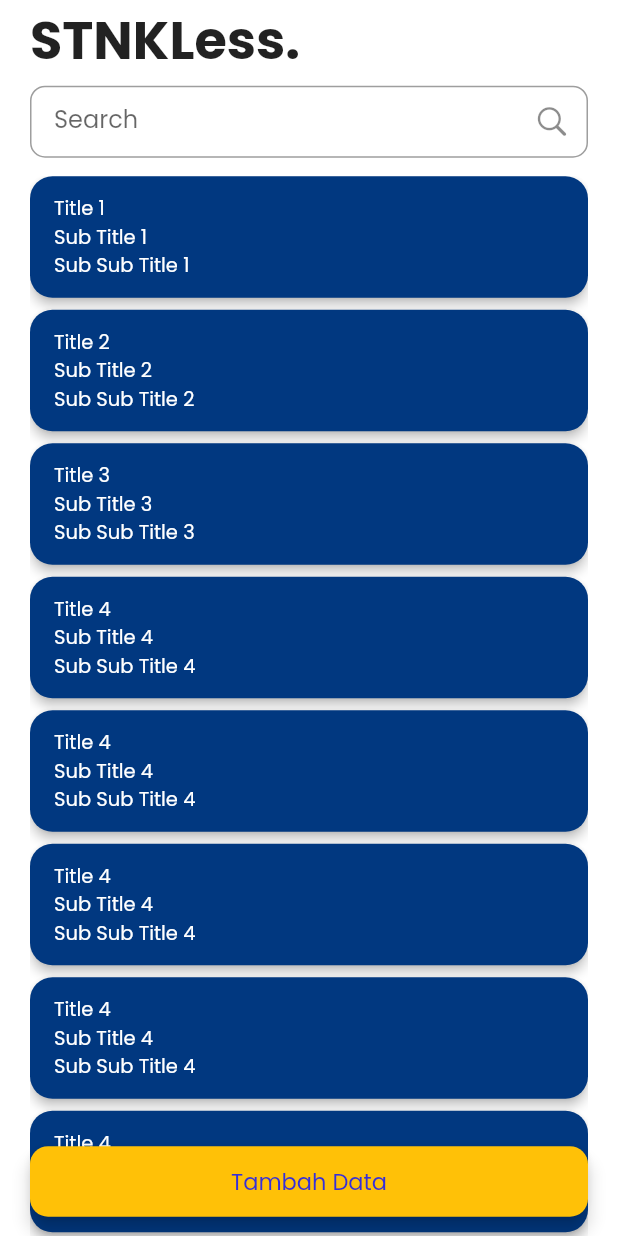
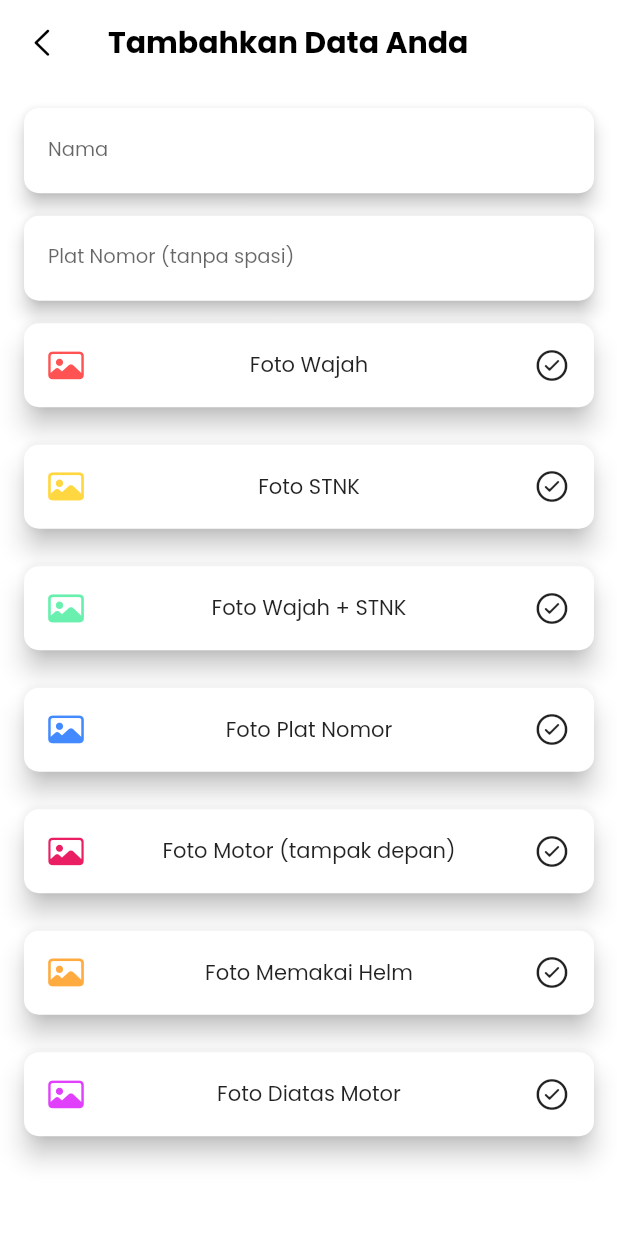
Before and after one commit to daudhiyaa/stnkless-app, a Flutter app: the HomePage screen opened directly, after a tap on "Tambah Data", on a phone screen of 412 x 824 dp. Run offline on Flutter 3.47's test engine with Material 2 defaults, Android fonts, the phone set to English and light mode, and no system bars; our stand-ins replace cloud_firestore, firebase_auth, firebase_core, firebase_storage, font_awesome_flutter, image_cropper and 1 more; accounts and stored records are empty; generated files the repository leaves out were written again.

Commit message:
feat: UI form add data

```diff
--- /dev/null
+++ b/lib/screens/user/form.dart
@@ -0,0 +1,298 @@
+import 'dart:io';
+
+import 'package:cloud_firestore/cloud_firestore.dart';
+import 'package:firebase_storage/firebase_storage.dart' as storage;
+import 'package:flutter/cupertino.dart';
+import 'package:flutter/material.dart';
+import 'package:image_cropper/image_cropper.dart';
+import 'package:image_picker/image_picker.dart';
+
+import 'package:stnkless/components/snackbar.dart';
+
+class FormPage extends StatefulWidget {
+  final String uid;
+  const FormPage({super.key, required this.uid});
+
+  @override
+  State<FormPage> createState() => _FormPageState();
+}
+
+class _FormPageState extends State<FormPage> {
+  final ImagePicker imagePicker = ImagePicker();
+  String imagePath = '';
+
+  List<Map<String, dynamic>> textFieldData = [
+    {
+      "controller": TextEditingController(),
+      "label": "Nama",
+    },
+    {
+      "controller": TextEditingController(),
+      "label": "Plat Nomor (tanpa spasi)",
+    },
+  ];
+  List<List<Widget>> cardData = const [
+    [
+      Icon(
+        CupertinoIcons.photo,
+        color: Colors.redAccent,
+      ),
+      Text('Foto Wajah'),
+      Icon(CupertinoIcons.checkmark_alt_circle)
+    ],
+    [
+      Icon(
+        CupertinoIcons.photo,
+        color: Colors.amberAccent,
+      ),
+      Text('Foto STNK'),
+      Icon(CupertinoIcons.checkmark_alt_circle)
+    ],
+    [
+      Icon(
+        CupertinoIcons.photo,
+        color: Colors.greenAccent,
+      ),
+      Text('Foto Wajah + STNK'),
+      Icon(CupertinoIcons.checkmark_alt_circle)
+    ],
+    [
+      Icon(
+        CupertinoIcons.photo,
+        color: Colors.blueAccent,
+      ),
+      Text('Foto Plat Nomor'),
+      Icon(CupertinoIcons.checkmark_alt_circle)
+    ],
+    [
+      Icon(
+        CupertinoIcons.photo,
+        color: Colors.pink,
+      ),
+      Text('Foto Motor (tampak depan)'),
+      Icon(CupertinoIcons.checkmark_alt_circle)
+    ],
+    [
+      Icon(
+        CupertinoIcons.photo,
+        color: Colors.orangeAccent,
+      ),
+      Text('Foto Memakai Helm'),
+      Icon(CupertinoIcons.checkmark_alt_circle)
+    ],
+    [
+      Icon(
+        CupertinoIcons.photo,
+        color: Colors.purpleAccent,
+      ),
+      Text('Foto Diatas Motor'),
+      Icon(CupertinoIcons.checkmark_alt_circle)
+    ],
+  ];
+
+  Future<void> updateProfile() async {
+    try {
+      await FirebaseFirestore.instance
+          .collection('users')
+          .doc(widget.uid)
+          .update(
+        {
+          // count: count+1
+        },
+      );
+
+      setState(() {
+        // Navigator.push(
+        //   context,
+        //   MaterialPageRoute(
+        //     builder: (context) => const HomePage(),
+        //   ),
+        // );
+      });
+    } on FirebaseException catch (e) {
+      final snackBar = customSnackBar(e.message!);
+      ScaffoldMessenger.of(context).showSnackBar(snackBar);
+    }
+  }
+
+  Future _selectPhoto() async {
+    await showModalBottomSheet(
+      context: context,
+      useSafeArea: true,
+      builder: (context) => BottomSheet(
+        shape: const RoundedRectangleBorder(
+          borderRadius: BorderRadius.all(
+            Radius.circular(25.0),
+          ),
+        ),
+        onClosing: () {},
+        builder: (context) => SizedBox(
+          height: 150,
+          child: Column(
+            mainAxisAlignment: MainAxisAlignment.center,
+            children: [
+              Row(
+                mainAxisAlignment: MainAxisAlignment.spaceEvenly,
+                children: [
+                  Column(
+                    children: [
+                      ElevatedButton(
+                        onPressed: () {
+                          Navigator.of(context).pop();
+                          _pickImage(ImageSource.camera);
+                        },
+                        style: ElevatedButton.styleFrom(
+                          foregroundColor: Colors.white,
+                          backgroundColor: Colors.redAccent,
+                          shape: const CircleBorder(),
+                          padding: const EdgeInsets.all(12), // Adjust as needed
+                        ),
+                        child: const Icon(Icons.camera),
+                      ),
+                      const Text('Camera'),
+                    ],
+                  ),
+                  Column(
+                    children: [
+                      ElevatedButton(
+                        onPressed: () {
+                          Navigator.of(context).pop();
+                          _pickImage(ImageSource.gallery);
+                        },
+                        style: ElevatedButton.styleFrom(
+                          foregroundColor: Colors.white,
+                          backgroundColor: Colors.redAccent,
+                          shape: const CircleBorder(),
+                          padding: const EdgeInsets.all(12), // Adjust as needed
+                        ),
+                        child: const Icon(Icons.filter),
+                      ),
+                      const Text('Gallery'),
+                    ],
+                  )
+                ],
+              ),
+            ],
+          ),
+        ),
+      ),
+    );
+  }
+
+  Future _pickImage(ImageSource source) async {
+    final pickedFile = await imagePicker.pickImage(
+      source: source,
+      imageQuality: 80,
+    );
+    if (pickedFile == null) return;
+
+    var file = await ImageCropper().cropImage(sourcePath: pickedFile.path);
+    if (file == null) return;
+
+    // await _uploadFile(file.path);
+  }
+
+  dynamic ref;
+  Future _uploadFile(String path) async {
+    final res = await ref.putFile(File(path));
+    final fileUrl = await res.ref.getDownloadURL();
+    setState(() {
+      imagePath = fileUrl;
+    });
+  }
+
+  @override
+  void initState() {
+    ref = storage.FirebaseStorage.instance
+        .ref()
+        .child("images")
+        .child(widget.uid);
+    super.initState();
+  }
+
+  @override
+  Widget build(BuildContext context) {
+    return Scaffold(
+      backgroundColor: Colors.white,
+      appBar: AppBar(
+        shadowColor: Colors.transparent,
+        backgroundColor: Colors.white,
+        leading: IconButton(
+          onPressed: () => Navigator.pop(context),
+          icon: const Icon(
+            CupertinoIcons.chevron_left,
+            color: Colors.black,
+          ),
+        ),
+        title: const Text(
+          'Tambahkan Data Anda',
+          style: TextStyle(
+            fontWeight: FontWeight.bold,
+            color: Colors.black,
+            fontFamily: 'Poppins',
+          ),
+        ),
+      ),
+      body: SafeArea(
+        child: Padding(
+          padding: const EdgeInsets.all(16.0),
+          child: Column(
+            children: [
+              Expanded(
+                child: ListView.builder(
+                  itemCount: textFieldData.length + cardData.length,
+                  itemBuilder: (BuildContext context, int index) {
+                    return index < 2
+                        ? Card(
+                            margin: const EdgeInsets.only(bottom: 15),
+                            color: Colors.white,
+                            elevation: 5,
+                            shape: RoundedRectangleBorder(
+                              borderRadius: BorderRadius.circular(10),
+                            ),
+                            child: Padding(
+                              padding:
+                                  const EdgeInsets.symmetric(horizontal: 16),
+                              child: TextField(
+                                controller: textFieldData[index]["controller"],
+                                decoration: InputDecoration(
+                                  border: InputBorder.none,
+                                  labelText: textFieldData[index]["label"],
+                                  labelStyle: const TextStyle(
+                                    fontFamily: 'Poppins',
+                                    fontSize: 13,
+                                  ),
+                                ),
+                              ),
+                            ),
+                          )
+                        : GestureDetector(
+                            onTap: _selectPhoto,
+                            child: Card(
+                              margin: const EdgeInsets.only(bottom: 25),
+                              color: Colors.white,
+                              elevation: 7,
+                              shape: RoundedRectangleBorder(
+                                borderRadius: BorderRadius.circular(10),
+                              ),
+                              child: Padding(
+                                padding: const EdgeInsets.all(16),
+                                child: Row(
+                                  mainAxisAlignment:
+                                      MainAxisAlignment.spaceBetween,
+                                  children:
+                                      cardData[index - textFieldData.length],
+                                ),
+                              ),
+                            ),
+                          );
+                  },
+                ),
+              ),
+            ],
+          ),
+        ),
+      ),
+    );
+  }
+}
--- a/lib/screens/user/home.dart
+++ b/lib/screens/user/home.dart
@@ -1,7 +1,10 @@
+import 'package:firebase_auth/firebase_auth.dart';
 import 'package:flutter/cupertino.dart';
 import 'package:flutter/material.dart';
+
 import 'package:stnkless/components/button/button.dart';
 import 'package:stnkless/constants/color.dart';
+import 'package:stnkless/screens/user/form.dart';
 
 class HomePage extends StatefulWidget {
   const HomePage({super.key});
@@ -34,33 +37,38 @@ class _HomePageState extends State<HomePage> {
       'Sub Sub Title 4',
     ],
     [
-      'Title 4',
-      'Sub Title 4',
-      'Sub Sub Title 4',
+      'Title 5',
+      'Sub Title 5',
+      'Sub Sub Title 5',
     ],
     [
-      'Title 4',
-      'Sub Title 4',
-      'Sub Sub Title 4',
+      'Title 6',
+      'Sub Title 6',
+      'Sub Sub Title 6',
     ],
     [
-      'Title 4',
-      'Sub Title 4',
-      'Sub Sub Title 4',
+      'Title 7',
+      'Sub Title 7',
+      'Sub Sub Title 7',
     ],
     [
-      'Title 4',
-      'Sub Title 4',
-      'Sub Sub Title 4',
+      'Title 8',
+      'Sub Title 8',
+      'Sub Sub Title 8',
     ],
   ];
 
   List<List<dynamic>> filteredCardData = [];
 
+  User? user;
+  String uid = '';
+
   @override
   void initState() {
+    user = FirebaseAuth.instance.currentUser;
+    uid = user!.uid;
+    filteredCardData.addAll(cardData);
     super.initState();
-    filteredCardData.addAll(cardData);
   }
 
   void _filteringData(String query) {
@@ -150,7 +158,12 @@ class _HomePageState extends State<HomePage> {
                   padding: const EdgeInsets.symmetric(horizontal: 20),
                   child: CustomButton(
                     onPressed: () {
-                      // handle onpressed
+                      Navigator.push(
+                        context,
+                        MaterialPageRoute(
+                          builder: (context) => FormPage(uid: uid),
+                        ),
+                      );
                     },
                     title: "Tambah Data",
                     elevation: 5,
```
